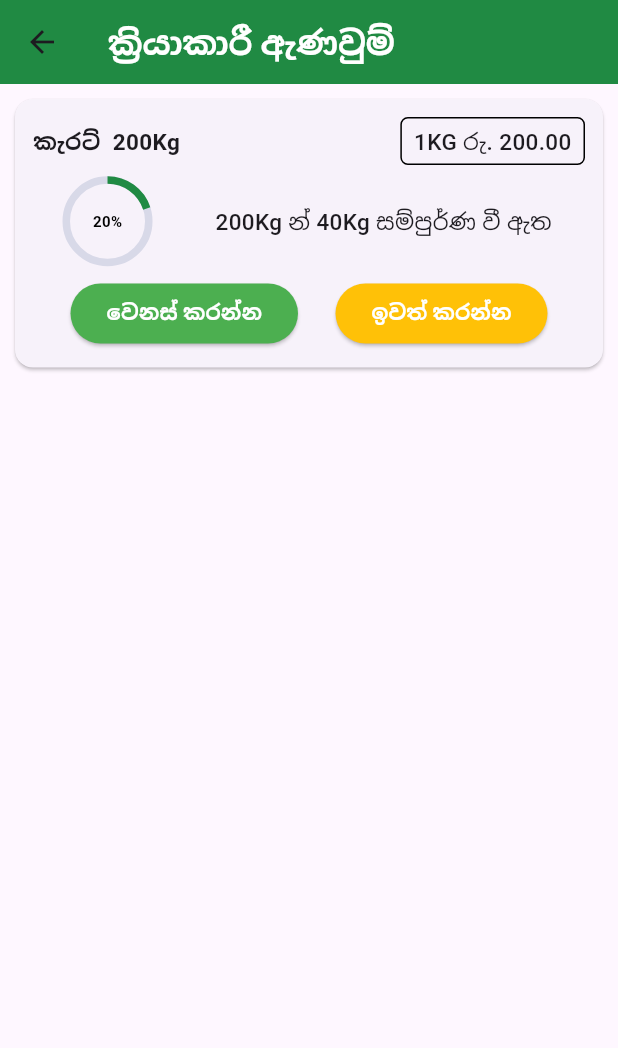
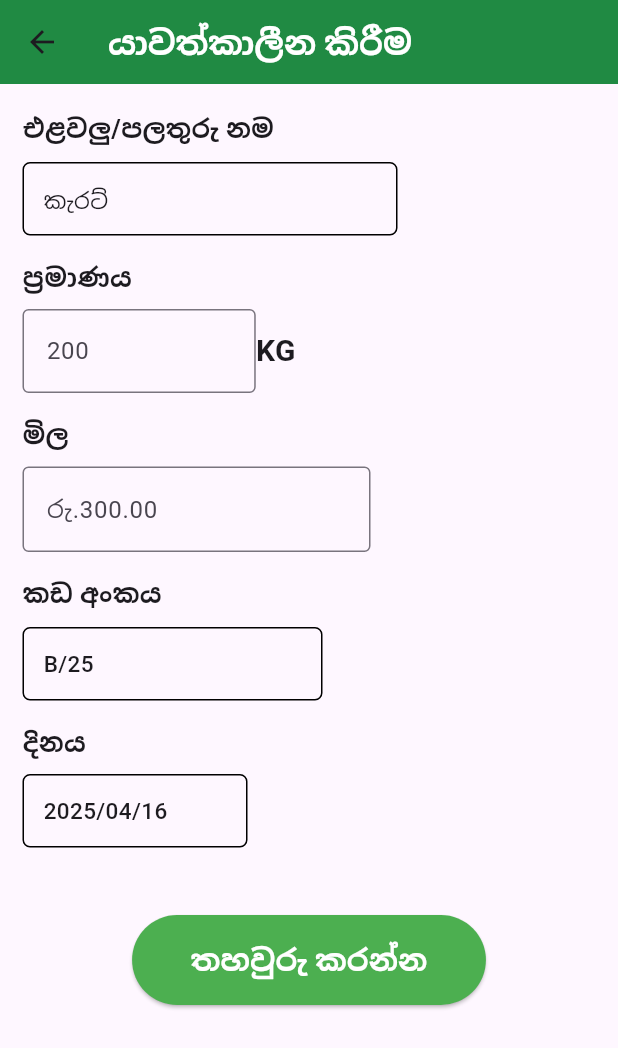
Before and after one commit to rudill/Mobile-app-for-Dambulla-Economic-Center, a Flutter app: the OngoingOrders screen opened directly, after a tap on "වෙනස් කරන්න", on a phone screen of 412 x 824 dp. Shown: the top 1048 px of the screen. Run offline on Flutter 3.47's test engine with Material 3 defaults, Android fonts, the phone set to English and light mode, and no system bars.

Commit message:
create Order update UI

```diff
--- /dev/null
+++ b/lib/Pages/OrderUpdate.dart
@@ -0,0 +1,149 @@
+import 'package:flutter/material.dart';
+
+class OrderUpdate extends StatefulWidget {
+  const OrderUpdate({super.key});
+
+  @override
+  State<OrderUpdate> createState() => _OrderUpdateState();
+}
+
+class _OrderUpdateState extends State<OrderUpdate> {
+  @override
+  Widget build(BuildContext context) {
+    return Scaffold(
+      appBar: AppBar(
+        title: Text("යාවත්කාලීන කිරීම",
+          style: TextStyle(color: Colors.white, fontWeight: FontWeight.w700),),
+        backgroundColor: Color(0xFF208A43),
+      ),
+
+
+      body: Padding(
+        padding:  EdgeInsets.symmetric(vertical: 17,horizontal: 15),
+        child: Column(
+
+          crossAxisAlignment: CrossAxisAlignment.start,
+          children: [
+            Text("එළවලු/පලතුරු නම",style: TextStyle( fontWeight: FontWeight.w600, fontSize: 17)),
+            SizedBox(height: 10,),
+            Container(
+              width: 250,
+              padding: EdgeInsets.symmetric( horizontal: 13,vertical: 13),
+              decoration: BoxDecoration(
+                  border: Border.all(color: Colors.black),
+                  borderRadius: BorderRadius.circular(5)
+              ),
+              child: Align(
+                alignment: Alignment.centerLeft,
+                child: Text(
+                  "කැරට්",
+                  style: TextStyle(fontWeight: FontWeight.w500, fontSize: 15),
+                ),
+              ),
+            ),
+
+
+            SizedBox(height: 15,),
+
+            Text("ප්‍රමාණය",style: TextStyle( fontWeight: FontWeight.w600, fontSize: 17)),
+            SizedBox(height: 10,),
+            Row(
+              children: [
+                Expanded(
+                  child: TextField(
+                    keyboardType: TextInputType.number,
+                    decoration: InputDecoration(
+                        //labelText: "ප්‍රමාණය",
+                        hintText: "200",
+                      border: OutlineInputBorder() ,
+                    ),
+                  ),
+                ),
+                Text("KG" , style: TextStyle( fontWeight: FontWeight.w600, fontSize: 20)),
+                SizedBox(width: 200,),
+              ],
+            ),
+            SizedBox(height: 15,),
+
+            Text("මිල",style: TextStyle( fontWeight: FontWeight.w600, fontSize: 17)),
+            SizedBox(height: 10,),
+            Row(
+              children: [
+                Expanded(
+                  child: TextField(
+                    keyboardType: TextInputType.number,
+                    decoration: InputDecoration(
+                      //labelText: "ප්‍රමාණය",
+                      hintText: "රු.300.00",
+                      border: OutlineInputBorder() ,
+                    ),
+                  ),
+                ),
+
+                SizedBox(width: 150,),
+              ],
+            ),
+            SizedBox(height: 15,),
+
+            Text("කඩ අංකය", style: TextStyle( fontWeight: FontWeight.w600, fontSize: 17)),
+            SizedBox(height: 10,),
+            Container(
+              width: 200,
+              padding: EdgeInsets.symmetric( horizontal: 13,vertical: 13),
+              decoration: BoxDecoration(
+                  border: Border.all(color: Colors.black),
+                  borderRadius: BorderRadius.circular(5)
+              ),
+              child: Align(
+                alignment: Alignment.centerLeft,
+                child: Text(
+                  "B/25",
+                  style: TextStyle(fontWeight: FontWeight.w500, fontSize: 15),
+                ),
+              ),
+            ),
+            SizedBox(height: 15,),
+
+            Text("දිනය",style: TextStyle( fontWeight: FontWeight.w600, fontSize: 17)),
+            SizedBox(height: 10,),
+            Container(
+              width: 150,
+              padding: EdgeInsets.symmetric( horizontal: 13,vertical: 13),
+              decoration: BoxDecoration(
+                  border: Border.all(color: Colors.black),
+                  borderRadius: BorderRadius.circular(5)
+              ),
+              child: Align(
+                alignment: Alignment.centerLeft,
+                child: Text(
+                  "2025/04/16",
+                  style: TextStyle(fontWeight: FontWeight.w500, fontSize: 15),
+                ),
+              ),
+            ),
+            SizedBox(height: 45,),
+
+            Center(
+              child: ElevatedButton(onPressed: (){},
+                style: ElevatedButton.styleFrom(
+                  backgroundColor: Colors.green,
+                  foregroundColor: Colors.white,
+                ),
+                child: Padding(
+                  padding: const EdgeInsets.all(15.0),
+                  child: Text("තහවුරු කරන්න",style: TextStyle( fontWeight: FontWeight.w700,fontSize: 20)),
+                ),),
+            ),
+
+
+          ],
+        ),
+      ),
+
+
+
+
+
+    );
+  }
+}
--- a/lib/Widgets/OngoingOrder_Tile.dart
+++ b/lib/Widgets/OngoingOrder_Tile.dart
@@ -1,3 +1,4 @@
+import 'package:dec_app/Pages/OrderUpdate.dart';
 import 'package:flutter/material.dart';
 
 class OnOrderTile extends StatefulWidget {
@@ -64,7 +65,12 @@ class _OnOrderTileState extends State<OnOrderTile> {
               Row(
                 mainAxisAlignment: MainAxisAlignment.spaceEvenly,
                 children: [
-                  ElevatedButton(onPressed: (){},
+                  ElevatedButton(onPressed: (){
+                    Navigator.push(
+                      context,
+                      MaterialPageRoute(builder: (context) => OrderUpdate()),
+                    );
+                  },
                       style: ElevatedButton.styleFrom(
                         backgroundColor: Colors.green,
                         foregroundColor: Colors.white,
```
